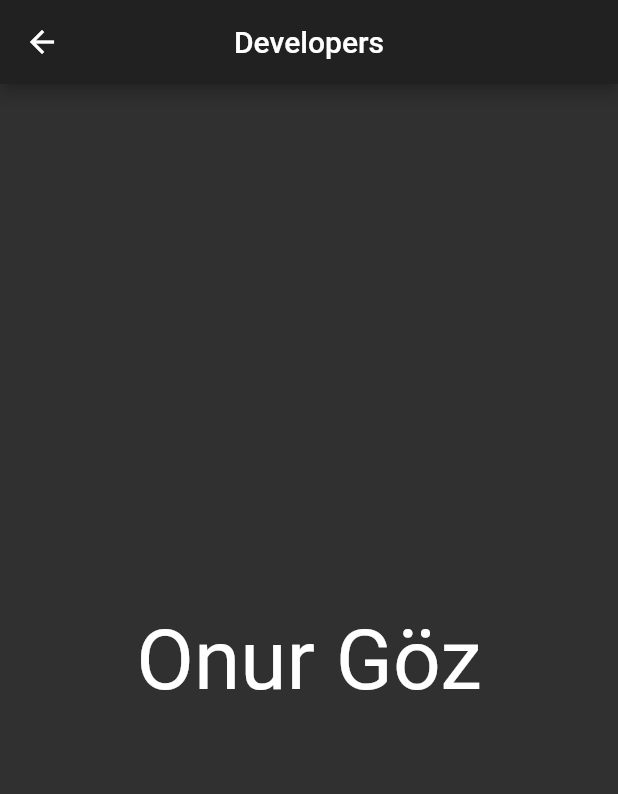
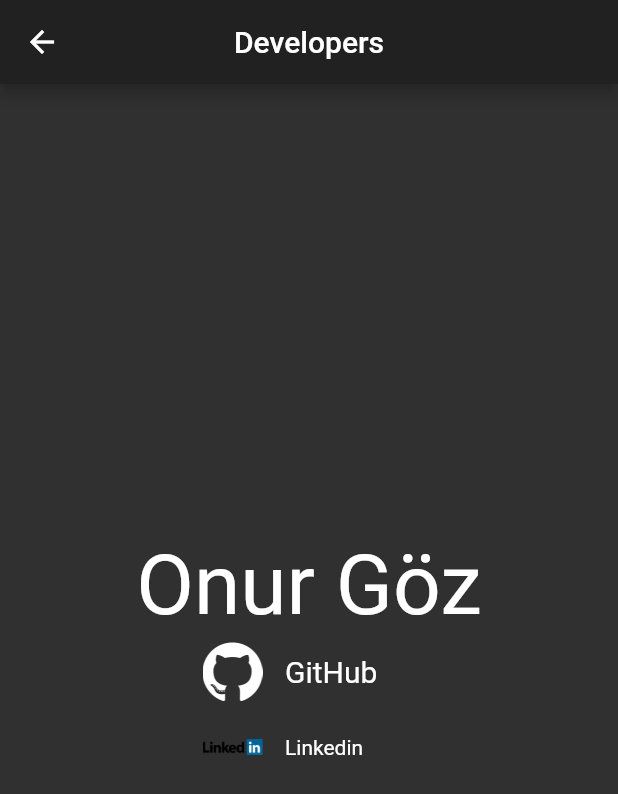
Before and after one commit to onurgoz/TangramApp, a Flutter app: the DeveloperPage screen opened by its route, on a phone screen of 412 x 824 dp. Shown: the top 794 px of the screen. Run offline on Flutter 3.47's test engine with Material 2 defaults, Android fonts, the phone set to English and light mode, and no system bars.

Commit message:
fixed and developer page edited

```diff
--- a/lib/pages/developers.dart
+++ b/lib/pages/developers.dart
@@ -1,3 +1,5 @@
+import 'package:url_launcher/url_launcher.dart';
+
 import 'package:flutter/material.dart';
 
 class DeveloperPage extends StatelessWidget {
@@ -13,11 +15,72 @@ class DeveloperPage extends StatelessWidget {
       ),
       body: Center(
         child: Column(
-          mainAxisAlignment: MainAxisAlignment.spaceEvenly,
+          mainAxisAlignment: MainAxisAlignment.center,
           children: [
             Text(
               "Onur Göz",
               style: TextStyle(fontSize: 56),
+            ),
+            Container(
+              margin: EdgeInsets.symmetric(horizontal: 80),
+              child: Center(
+                child: Column(
+                  children: [
+                    Row(
+                      children: [
+                        Container(
+                          padding: EdgeInsets.all(5),
+                          margin: EdgeInsets.only(left: 50, right: 10),
+                          width: 50,
+                          height: 50,
+                          child: Image(
+                            image: AssetImage('images/github.png'),
+                          ),
+                        ),
+                        InkWell(
+                            child: new Text(
+                              'GitHub',
+                              style: TextStyle(fontSize: 20),
+                            ),
+                            onTap: () async {
+                              final url = 'https://github.com/onurgoz';
+                              if (await canLaunch(url)) {
+                                await launch(
+                                  url,
+                                  forceSafariVC: false,
+                                );
+                              }
+                            }),
+                      ],
+                    ),
+                    Row(
+                      children: [
+                        Container(
+                          padding: EdgeInsets.all(5),
+                          margin: EdgeInsets.only(left: 50, right: 10),
+                          width: 50,
+                          height: 50,
+                          child: Image(
+                            image: AssetImage('images/linkedin.png'),
+                          ),
+                        ),
+                        InkWell(
+                            child: new Text('Linkedin'),
+                            onTap: () async {
+                              final url =
+                                  'https://www.linkedin.com/in/onurgoz/';
+                              if (await canLaunch(url)) {
+                                await launch(
+                                  url,
+                                  forceSafariVC: false,
+                                );
+                              }
+                            })
+                      ],
+                    )
+                  ],
+                ),
+              ),
             )
           ],
         ),
--- a/lib/widget/target_widget.dart
+++ b/lib/widget/target_widget.dart
@@ -2,12 +2,10 @@ import 'package:dndproject/model/level_model.dart';
 import 'package:dndproject/model/shape_model.dart';
 import 'package:dndproject/pages/level_home_page.dart';
 import 'package:dndproject/pages/level_page.dart';
-
 import 'package:flutter/material.dart';
 
 class TargetWidget extends StatefulWidget {
   final ShapeModel shapeModel;
-
   const TargetWidget({Key key, @required this.shapeModel}) : super(key: key);
 
   @override
```
Also changed, not shown: lib/data/levels.dart (+13 -13 lines), lib/pages/home_page.dart (+4 -4 lines), lib/pages/level_home_page.dart (+8 -2 lines), pubspec.yaml (+8 -13 lines), images/github.png (added), images/linkedin.png (added), pubspec.lock, 3 other files.
